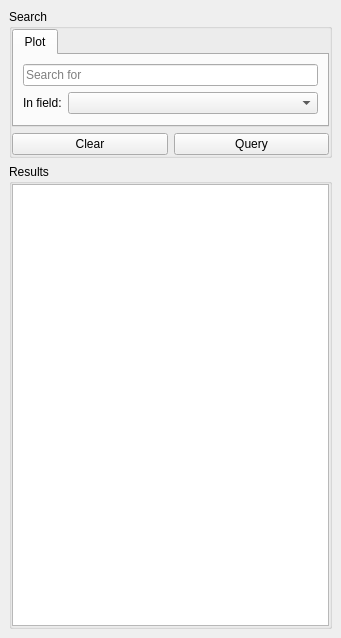
Old version of the form asistente_ladm_col/ui/dockwidget_queries.ui in the repository SwissTierrasColombia/Asistente-LADM-COL.
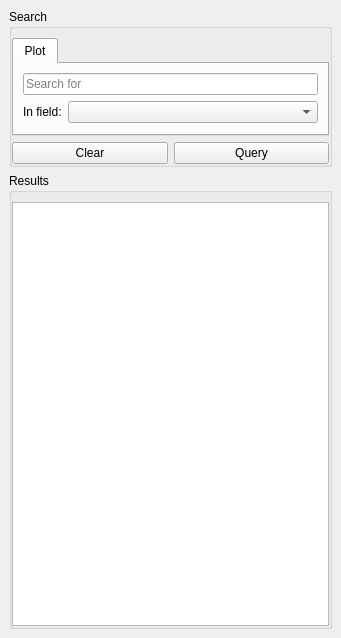
New version of the form.

Diff of the .ui file:
```diff
--- a/asistente_ladm_col/ui/dockwidget_queries.ui
+++ b/asistente_ladm_col/ui/dockwidget_queries.ui
@@ -37,7 +37,7 @@
         <number>0</number>
        </property>
        <property name="topMargin">
-        <number>0</number>
+        <number>9</number>
        </property>
        <property name="rightMargin">
         <number>0</number>
@@ -127,7 +127,7 @@
         <number>0</number>
        </property>
        <property name="topMargin">
-        <number>0</number>
+        <number>9</number>
        </property>
        <property name="rightMargin">
         <number>0</number>
@@ -136,7 +136,17 @@
         <number>0</number>
        </property>
        <item row="0" column="0">
-        <widget class="QTreeView" name="treeView"/>
+        <widget class="QTreeView" name="treeView">
+         <property name="autoFillBackground">
+          <bool>false</bool>
+         </property>
+         <property name="alternatingRowColors">
+          <bool>true</bool>
+         </property>
+         <attribute name="headerVisible">
+          <bool>false</bool>
+         </attribute>
+        </widget>
        </item>
       </layout>
      </widget>
```
